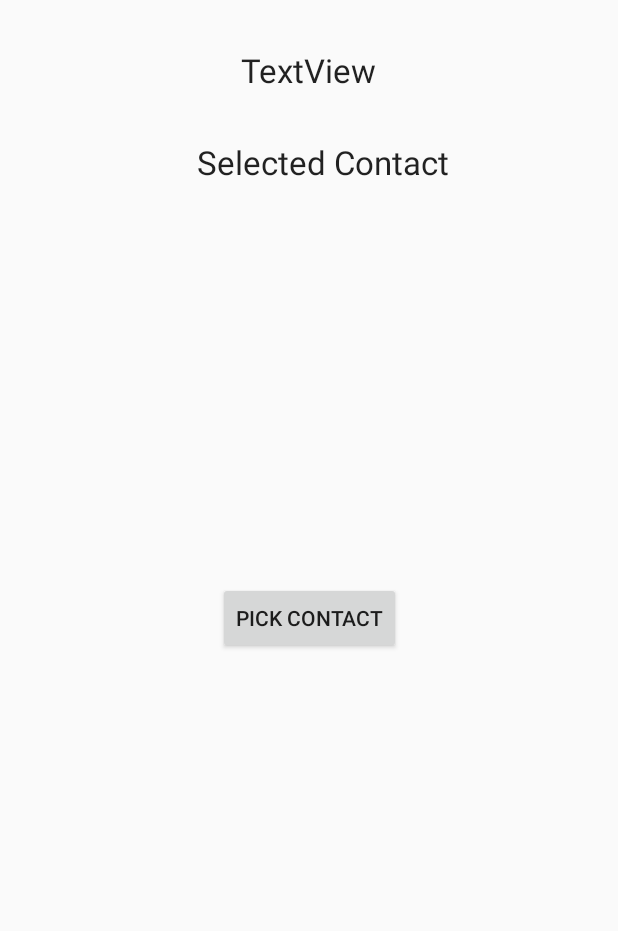
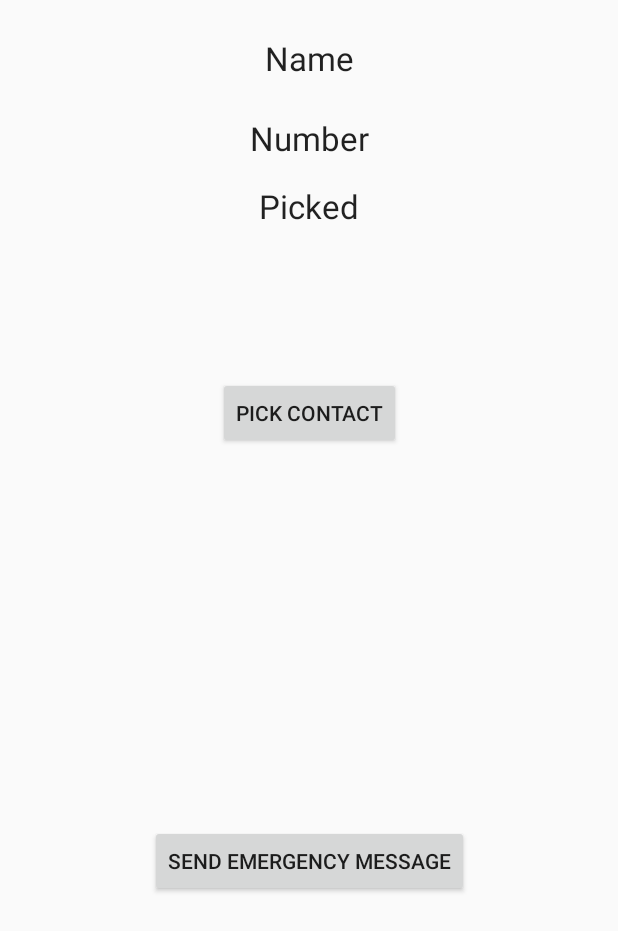
Before and after one commit to rhythmgupta16/Disaster-App, an Android app: the layout fragment_favorites.xml on its own in the app's theme, with its tools: preview values and no code run, on a phone screen of 412 x 824 dp. Shown: the top 931 px of the screen. Run offline under Robolectric (Android 15) with nearby library versions, the phone set to English and light mode, and no system bars.

Commit message:
Message and Calling added

```diff
--- a/app/build.gradle
+++ b/app/build.gradle
@@ -32,6 +32,7 @@ dependencies {
     implementation 'com.android.support.constraint:constraint-layout:1.0.2'
     implementation 'com.google.android.material:material:1.1.0-alpha10'
     implementation 'androidx.coordinatorlayout:coordinatorlayout:1.0.0-alpha1'
+    implementation 'com.google.code.gson:gson:2.7'
 
     implementation 'androidx.legacy:legacy-support-v4:1.0.0'
     testImplementation 'junit:junit:4.12'
--- a/app/src/main/AndroidManifest.xml
+++ b/app/src/main/AndroidManifest.xml
@@ -7,6 +7,10 @@
     <uses-permission android:name="android.permission.WRITE_CONTACTS" />
     <uses-permission android:name="android.permission.READ_EXTERNAL_STORAGE" />
     <uses-permission android:name="android.permission.WRITE_EXTERNAL_STORAGE" />
+    <uses-permission android:name="android.permission.ACCESS_FINE_LOCATION" />
+    <uses-permission android:name="android.permission. ACCESS_COARSE_LOCATION" />
+    <uses-permission android:name="android.permission.SEND_SMS" />
+    <uses-permission android:name="android.permission.CALL_PHONE" />
 
     <application
         android:allowBackup="true"
--- a/app/src/main/res/layout/fragment_favorites.xml
+++ b/app/src/main/res/layout/fragment_favorites.xml
@@ -6,37 +6,60 @@
     android:layout_height="match_parent">
 
     <TextView
+        android:id="@+id/tvName"
+        android:layout_width="wrap_content"
+        android:layout_height="wrap_content"
+        android:layout_marginTop="24dp"
+        android:text="Name"
+        android:textAppearance="@style/Base.TextAppearance.AppCompat.Large"
+        app:layout_constraintEnd_toEndOf="parent"
+        app:layout_constraintStart_toStartOf="parent"
+        app:layout_constraintTop_toTopOf="parent" />
+
+    <TextView
         android:id="@+id/tvPhone"
         android:layout_width="wrap_content"
         android:layout_height="wrap_content"
         android:layout_centerInParent="true"
-        android:layout_marginTop="32dp"
-        android:text="Selected Contact"
+        android:layout_marginTop="24dp"
+        android:text="Number"
         android:textAppearance="@style/Base.TextAppearance.AppCompat.Large"
         app:layout_constraintEnd_toEndOf="parent"
-        app:layout_constraintHorizontal_bias="0.537"
         app:layout_constraintStart_toStartOf="parent"
         app:layout_constraintTop_toBottomOf="@+id/tvName" />
+
+    <TextView
+        android:id="@+id/tvPicked"
+        android:layout_width="wrap_content"
+        android:layout_height="wrap_content"
+        android:layout_marginTop="16dp"
+        android:text="Picked"
+        android:textAppearance="@style/Base.TextAppearance.AppCompat.Large"
+        app:layout_constraintEnd_toEndOf="parent"
+        app:layout_constraintStart_toStartOf="parent"
+        app:layout_constraintTop_toBottomOf="@+id/tvPhone" />
 
     <Button
         android:id="@+id/btnPick"
         android:layout_width="wrap_content"
         android:layout_height="wrap_content"
+        android:layout_marginTop="24dp"
         android:text="Pick Contact"
         app:layout_constraintBottom_toBottomOf="parent"
         app:layout_constraintEnd_toEndOf="parent"
         app:layout_constraintStart_toStartOf="parent"
-        app:layout_constraintTop_toTopOf="parent" />
+        app:layout_constraintTop_toBottomOf="@+id/tvPicked"
+        app:layout_constraintVertical_bias="0.125" />
 
-    <TextView
-        android:id="@+id/tvName"
+    <Button
+        android:id="@+id/btnSend"
         android:layout_width="wrap_content"
         android:layout_height="wrap_content"
-        android:layout_marginTop="32dp"
-        android:textAppearance="@style/Base.TextAppearance.AppCompat.Large"
-        android:text="TextView"
+        android:layout_marginTop="24dp"
+        android:text="Send Emergency Message"
+        app:layout_constraintBottom_toBottomOf="parent"
         app:layout_constraintEnd_toEndOf="parent"
         app:layout_constraintStart_toStartOf="parent"
-        app:layout_constraintTop_toTopOf="parent" />
+        app:layout_constraintTop_toBottomOf="@+id/btnPick" />
 
 </androidx.constraintlayout.widget.ConstraintLayout>
```
Also changed, not shown: app/src/main/java/com/example/disasterapp/ContactInfo.java (added, +27 -0 lines), app/src/main/java/com/example/disasterapp/FavoritesFragment.java (+79 -5 lines), app/src/main/java/com/example/disasterapp/HomeFragment.java (+30 -3 lines), app/src/main/res/layout/fragment_home.xml (+18 -10 lines).
